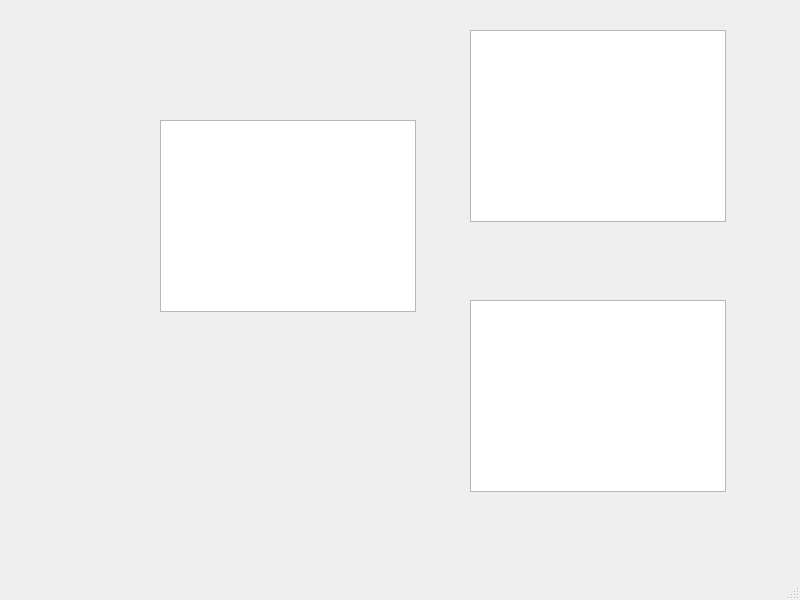
Above: ServeurSimulation/mainwindow.ui from Corentinh2/PROJET_GESTIONNAIRE_DE_CHARGE before the change. Below: the same form after it.
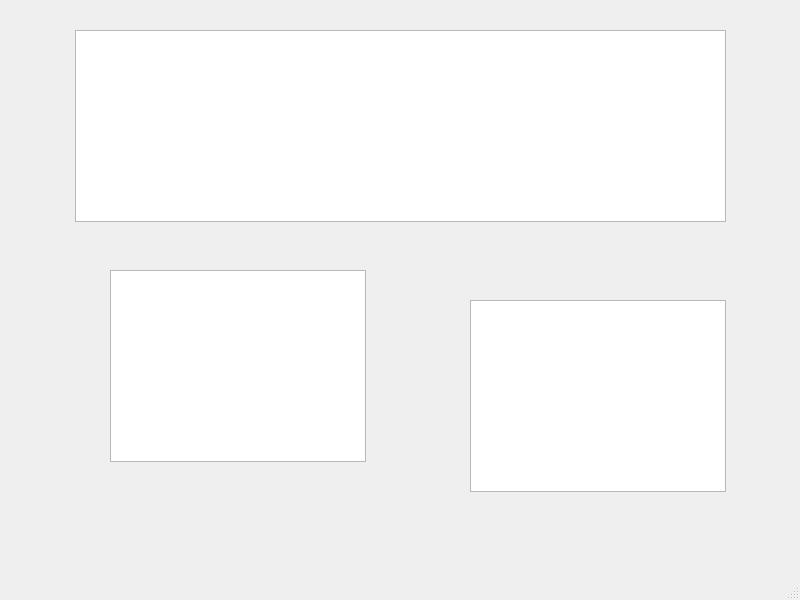
That is the form after the change.

```diff
--- a/ServeurSimulation/mainwindow.ui
+++ b/ServeurSimulation/mainwindow.ui
@@ -17,8 +17,8 @@
    <widget class="QListWidget" name="listVehicules">
     <property name="geometry">
      <rect>
-      <x>160</x>
-      <y>120</y>
+      <x>110</x>
+      <y>270</y>
       <width>256</width>
       <height>192</height>
      </rect>
@@ -27,9 +27,9 @@
    <widget class="QListWidget" name="listSessionsCamille">
     <property name="geometry">
      <rect>
-      <x>470</x>
+      <x>75</x>
       <y>30</y>
-      <width>256</width>
+      <width>651</width>
       <height>192</height>
      </rect>
     </property>
```
